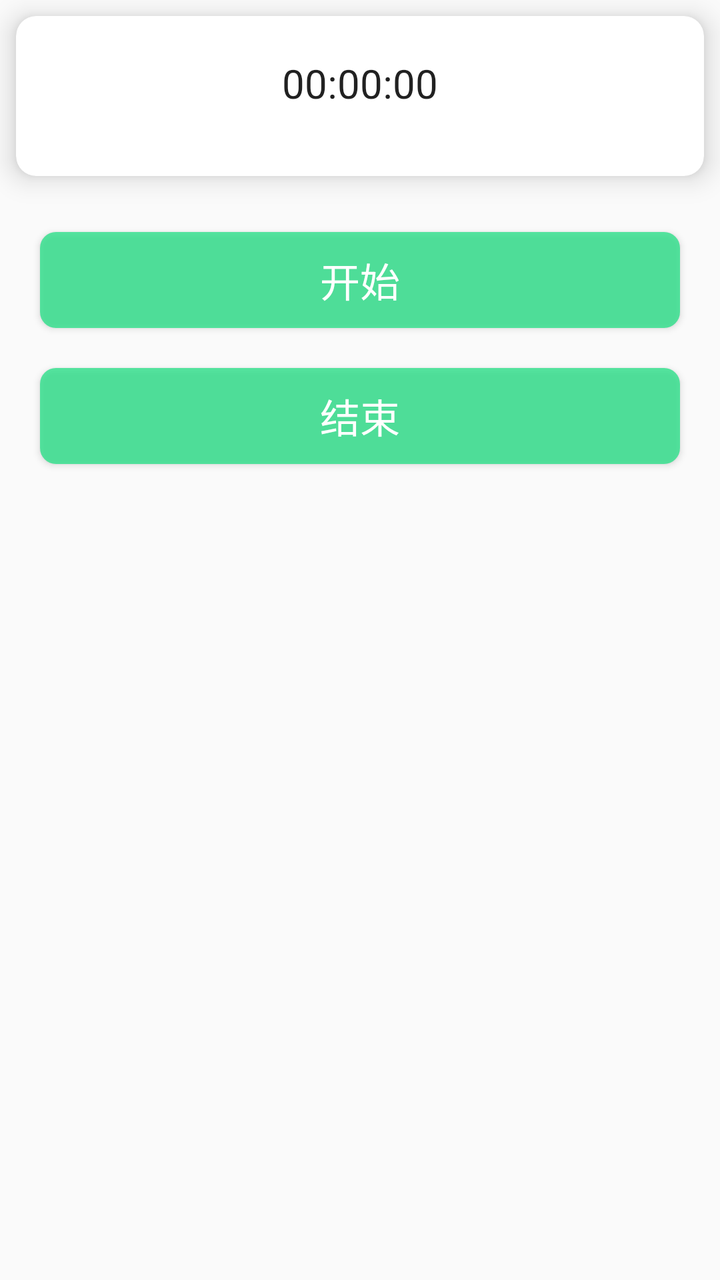
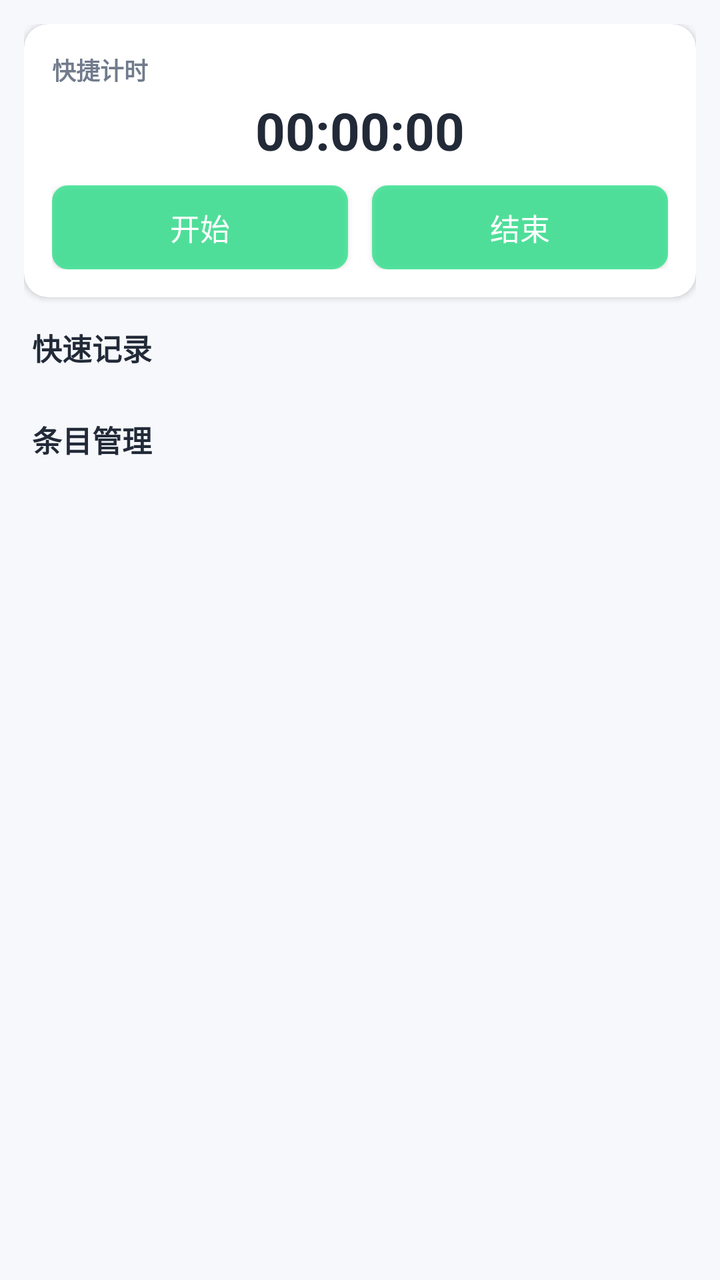

Compare the two renders of this Android layout. The source of the first and the diff that turns it into the second are given below.
<!-- AndroidManifest.xml: application theme AppTheme -->
<!-- res/layout/fragment_calendar_item.xml -->
<FrameLayout xmlns:android="http://schemas.android.com/apk/res/android"
    xmlns:tools="http://schemas.android.com/tools"
    android:layout_width="match_parent"
    android:layout_height="match_parent"
    xmlns:app="http://schemas.android.com/apk/res-auto"
    tools:context="com.example.yanghang.clipboard.Fragment.FragmentCalendarItem">

    
    <LinearLayout
        android:orientation="vertical"
        android:layout_width="match_parent"
        android:layout_height="match_parent">
        <androidx.cardview.widget.CardView
            android:id="@+id/timer_CardView"
            android:layout_width="match_parent"
            android:layout_height="wrap_content"
            app:cardCornerRadius="10dp"
            android:layout_margin="8dp"
            android:clickable="true"
            android:foreground="?android:attr/selectableItemBackground"
            android:minHeight="80dp"
            app:cardElevation="8dp">

        <Chronometer
        android:layout_margin="20dp"
        android:layout_width="match_parent"
        android:layout_height="wrap_content"
        android:format="00:00:00"
        android:textSize="20dp"
        android:gravity="center"
        android:id="@+id/timer"/>
        </androidx.cardview.widget.CardView>
        <Button
            android:layout_width="match_parent"
            style="@null"
            android:id="@+id/start_timer"
            android:background="@drawable/button_background_green"
            android:text="开始"
            android:textSize="20dp"
            android:textColor="@color/white"
            android:layout_margin="20dp"
            android:layout_height="wrap_content" />
        <Button
            android:text="结束"
            android:textSize="20dp"
            android:textColor="@color/white"
            android:layout_width="match_parent"
            style="@null"
            android:layout_marginTop="0dp"
            android:id="@+id/end_timer"
            android:background="@drawable/button_background_green"
            android:layout_marginRight="20dp"
            android:layout_marginLeft="20dp"
            android:layout_height="wrap_content" />
        <androidx.recyclerview.widget.RecyclerView
            android:layout_width="match_parent"
            android:layout_height="match_parent"
            android:id="@+id/fragment_calendar_item_recycleView"
            >

        </androidx.recyclerview.widget.RecyclerView>
            </LinearLayout>
    
</FrameLayout>
<!-- resources referenced by this layout -->
<resources>
  <color name="white">#FFFFFF</color>
  <!-- drawable button_background_green (drawable) -->
  <?xml version="1.0" encoding="utf-8"?>
  <selector xmlns:android="http://schemas.android.com/apk/res/android">
      <item android:drawable="@drawable/corner_background_green" android:state_pressed="false"/>
      <item android:drawable="@drawable/corner_background_green_dark" android:state_pressed="true"></item>
  
      <item android:drawable="@drawable/corner_background_green_dark" android:state_enabled="false" ></item>
  
  </selector>
  <style name="AppTheme" parent="Theme.AppCompat.Light.DarkActionBar">
          
          <item name="colorPrimary">@color/colorPrimary</item>
          <item name="colorPrimaryDark">@color/colorPrimaryDark</item>
          <item name="colorAccent">@color/colorAccent</item>
      </style>
  <!-- drawable corner_background_green (drawable) -->
  <?xml version="1.0" encoding="utf-8"?>
  <layer-list xmlns:android="http://schemas.android.com/apk/res/android">
      <item>
          <shape>
              <solid android:color="@color/colorAccentPre" />
              <corners
                  android:bottomLeftRadius="8dp"
                  android:bottomRightRadius="8dp"
                  android:topLeftRadius="8dp"
                  android:topRightRadius="8dp" />
  
  
          </shape>
      </item>
  
  </layer-list>
  <!-- drawable corner_background_green_dark (drawable) -->
  <?xml version="1.0" encoding="utf-8"?>
  <layer-list xmlns:android="http://schemas.android.com/apk/res/android">
      <item>
          <shape>
              <solid android:color="@color/colorAccent" />
              <corners
                  android:bottomLeftRadius="8dp"
                  android:bottomRightRadius="8dp"
                  android:topLeftRadius="8dp"
                  android:topRightRadius="8dp" />
  
  
          </shape>
      </item>
  
  </layer-list>
  <color name="colorPrimary">#3F51B5</color>
  <color name="colorPrimaryDark">#3F51B5</color>
  <color name="colorAccent">#09b763</color>
  <color name="colorAccentPre">#bf22e185</color>
</resources>

<!-- the commit's change to res/layout/fragment_calendar_item.xml (unified diff, before → after) -->
@@ -1,64 +1,123 @@
 <FrameLayout xmlns:android="http://schemas.android.com/apk/res/android"
+    xmlns:app="http://schemas.android.com/apk/res-auto"
     xmlns:tools="http://schemas.android.com/tools"
     android:layout_width="match_parent"
     android:layout_height="match_parent"
-    xmlns:app="http://schemas.android.com/apk/res-auto"
     tools:context="com.example.yanghang.clipboard.Fragment.FragmentCalendarItem">
 
-    
     <LinearLayout
+        android:layout_width="match_parent"
+        android:layout_height="match_parent"
+        android:background="#F6F8FB"
         android:orientation="vertical"
-        android:layout_width="match_parent"
-        android:layout_height="match_parent">
+        android:padding="12dp">
+
         <androidx.cardview.widget.CardView
             android:id="@+id/timer_CardView"
             android:layout_width="match_parent"
             android:layout_height="wrap_content"
-            app:cardCornerRadius="10dp"
-            android:layout_margin="8dp"
             android:clickable="true"
             android:foreground="?android:attr/selectableItemBackground"
-            android:minHeight="80dp"
-            app:cardElevation="8dp">
+            app:cardCornerRadius="12dp"
+            app:cardElevation="2dp">
 
-        <Chronometer
-        android:layout_margin="20dp"
-        android:layout_width="match_parent"
-        android:layout_height="wrap_content"
-        android:format="00:00:00"
-        android:textSize="20dp"
-        android:gravity="center"
-        android:id="@+id/timer"/>
+            <LinearLayout
+                android:layout_width="match_parent"
+                android:layout_height="wrap_content"
+                android:orientation="vertical"
+                android:padding="14dp">
+
+                <TextView
+                    android:layout_width="wrap_content"
+                    android:layout_height="wrap_content"
+                    android:text="快捷计时"
+                    android:textColor="#717B8C"
+                    android:textSize="12sp"
+                    android:textStyle="bold" />
+
+                <Chronometer
+                    android:id="@+id/timer"
+                    android:layout_width="match_parent"
+                    android:layout_height="wrap_content"
+                    android:layout_marginTop="4dp"
+                    android:format="00:00:00"
+                    android:gravity="center"
+                    android:textColor="#222A38"
+                    android:textSize="26sp"
+                    android:textStyle="bold" />
+
+                <LinearLayout
+                    android:layout_width="match_parent"
+                    android:layout_height="wrap_content"
+                    android:layout_marginTop="10dp"
+                    android:orientation="horizontal">
+
+                    <Button
+                        android:id="@+id/start_timer"
+                        style="@null"
+                        android:layout_width="0dp"
+                        android:layout_height="42dp"
+                        android:layout_marginRight="6dp"
+                        android:layout_weight="1"
+                        android:background="@drawable/button_background_green"
+                        android:text="开始"
+                        android:textColor="@color/white"
+                        android:textSize="15sp" />
+
+                    <Button
+                        android:id="@+id/end_timer"
+                        style="@null"
+                        android:layout_width="0dp"
+                        android:layout_height="42dp"
+                        android:layout_marginLeft="6dp"
+                        android:layout_weight="1"
+                        android:background="@drawable/button_background_green"
+                        android:text="结束"
+                        android:textColor="@color/white"
+                        android:textSize="15sp" />
+                </LinearLayout>
+            </LinearLayout>
         </androidx.cardview.widget.CardView>
-        <Button
+
+        <TextView
+            android:layout_width="wrap_content"
+            android:layout_height="wrap_content"
+            android:layout_marginLeft="4dp"
+            android:layout_marginTop="14dp"
+            android:text="快速记录"
+            android:textColor="#222A38"
+            android:textSize="15sp"
+            android:textStyle="bold" />
+
+        <HorizontalScrollView
             android:layout_width="match_parent"
-            style="@null"
-            android:id="@+id/start_timer"
-            android:background="@drawable/button_background_green"
-            android:text="开始"
-            android:textSize="20dp"
-            android:textColor="@color/white"
-            android:layout_margin="20dp"
-            android:layout_height="wrap_content" />
-        <Button
-            android:text="结束"
-            android:textSize="20dp"
-            android:textColor="@color/white"
+            android:layout_height="wrap_content"
+            android:layout_marginTop="8dp"
+            android:scrollbars="none">
+
+            <LinearLayout
+                android:id="@+id/calendar_quick_items_container"
+                android:layout_width="wrap_content"
+                android:layout_height="wrap_content"
+                android:orientation="horizontal" />
+        </HorizontalScrollView>
+
+        <TextView
+            android:layout_width="wrap_content"
+            android:layout_height="wrap_content"
+            android:layout_marginLeft="4dp"
+            android:layout_marginTop="16dp"
+            android:text="条目管理"
+            android:textColor="#222A38"
+            android:textSize="15sp"
+            android:textStyle="bold" />
+
+        <androidx.recyclerview.widget.RecyclerView
+            android:id="@+id/fragment_calendar_item_recycleView"
             android:layout_width="match_parent"
-            style="@null"
-            android:layout_marginTop="0dp"
-            android:id="@+id/end_timer"
-            android:background="@drawable/button_background_green"
-            android:layout_marginRight="20dp"
-            android:layout_marginLeft="20dp"
-            android:layout_height="wrap_content" />
-        <androidx.recyclerview.widget.RecyclerView
-            android:layout_width="match_parent"
-            android:layout_height="match_parent"
-            android:id="@+id/fragment_calendar_item_recycleView"
-            >
+            android:layout_height="0dp"
+            android:layout_marginTop="8dp"
+            android:layout_weight="1" />
+    </LinearLayout>
 
-        </androidx.recyclerview.widget.RecyclerView>
-            </LinearLayout>
-    
 </FrameLayout>
